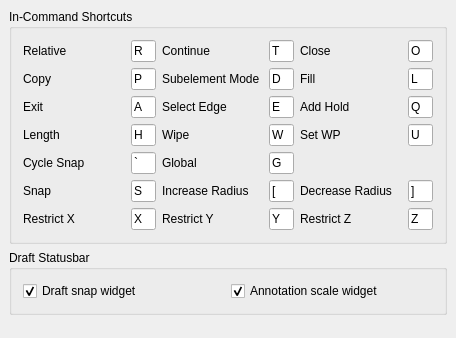
The window that src/Mod/Draft/Resources/ui/preferences-draftinterface.ui (southseact-3d/fcd) describes before a commit, drawn with Qt 5.
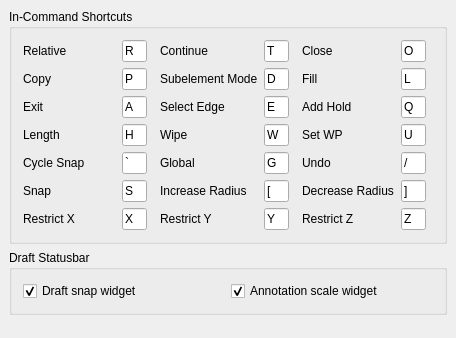
The same window after the commit. Custom widgets are drawn as their Qt base class.

Commit message: Draft: Improve In-Command-shortcut Undo implementation

```diff
--- a/src/Mod/Draft/Resources/ui/preferences-draftinterface.ui
+++ b/src/Mod/Draft/Resources/ui/preferences-draftinterface.ui
@@ -76,13 +76,20 @@
          </widget>
         </item>
         <item row="0" column="2">
+         <spacer name="horizontalSpacer">
+          <property name="orientation">
+           <enum>Qt::Horizontal</enum>
+          </property>
+         </spacer>
+        </item>
+        <item row="0" column="3">
          <widget class="QLabel" name="label_3">
           <property name="text">
            <string>Continue</string>
           </property>
          </widget>
         </item>
-        <item row="0" column="3">
+        <item row="0" column="4">
          <widget class="Gui::PrefLineEdit" name="lineEdit_3">
           <property name="enabled">
            <bool>true</bool>
@@ -119,14 +126,21 @@
           </property>
          </widget>
         </item>
-        <item row="0" column="4">
+        <item row="0" column="5">
+         <spacer name="horizontalSpacer_2">
+          <property name="orientation">
+           <enum>Qt::Horizontal</enum>
+          </property>
+         </spacer>
+        </item>
+        <item row="0" column="6">
          <widget class="QLabel" name="label_4">
           <property name="text">
            <string>Close</string>
           </property>
          </widget>
         </item>
-        <item row="0" column="5">
+        <item row="0" column="7">
          <widget class="Gui::PrefLineEdit" name="lineEdit_4">
           <property name="enabled">
            <bool>true</bool>
@@ -163,6 +177,13 @@
           </property>
          </widget>
         </item>
+        <item row="0" column="8">
+         <spacer name="horizontalSpacer_3">
+          <property name="orientation">
+           <enum>Qt::Horizontal</enum>
+          </property>
+         </spacer>
+        </item>
         <item row="1" column="0">
          <widget class="QLabel" name="label_5">
           <property name="text">
@@ -207,14 +228,14 @@
           </property>
          </widget>
         </item>
-        <item row="1" column="2">
+        <item row="1" column="3">
          <widget class="QLabel" name="label_6">
           <property name="text">
            <string>Subelement Mode</string>
           </property>
          </widget>
         </item>
-        <item row="1" column="3">
+        <item row="1" column="4">
          <widget class="Gui::PrefLineEdit" name="lineEdit_11">
           <property name="enabled">
            <bool>true</bool>
@@ -251,14 +272,14 @@
           </property>
          </widget>
         </item>
-        <item row="1" column="4">
+        <item row="1" column="6">
          <widget class="QLabel" name="label_11">
           <property name="text">
            <string>Fill</string>
           </property>
          </widget>
         </item>
-        <item row="1" column="5">
+        <item row="1" column="7">
          <widget class="Gui::PrefLineEdit" name="lineEdit_12">
           <property name="enabled">
            <bool>true</bool>
@@ -339,14 +360,14 @@
           </property>
          </widget>
         </item>
-        <item row="2" column="2">
+        <item row="2" column="3">
          <widget class="QLabel" name="label_17">
           <property name="text">
            <string>Select Edge</string>
           </property>
          </widget>
         </item>
-        <item row="2" column="3">
+        <item row="2" column="4">
          <widget class="Gui::PrefLineEdit" name="lineEdit_13">
           <property name="enabled">
            <bool>true</bool>
@@ -383,14 +404,14 @@
           </property>
          </widget>
         </item>
-        <item row="2" column="4">
+        <item row="2" column="6">
          <widget class="QLabel" name="label_18">
           <property name="text">
            <string>Add Hold</string>
           </property>
          </widget>
         </item>
-        <item row="2" column="5">
+        <item row="2" column="7">
          <widget class="Gui::PrefLineEdit" name="lineEdit_15">
           <property name="enabled">
            <bool>true</bool>
@@ -471,14 +492,14 @@
           </property>
          </widget>
         </item>
-        <item row="3" column="2">
+        <item row="3" column="3">
          <widget class="QLabel" name="label_21">
           <property name="text">
            <string>Wipe</string>
           </property>
          </widget>
         </item>
-        <item row="3" column="3">
+        <item row="3" column="4">
          <widget class="Gui::PrefLineEdit" name="lineEdit_14">
           <property name="enabled">
            <bool>true</bool>
@@ -515,14 +536,14 @@
           </property>
          </widget>
         </item>
-        <item row="3" column="4">
+        <item row="3" column="6">
          <widget class="QLabel" name="label_22">
           <property name="text">
            <string>Set WP</string>
           </property>
          </widget>
         </item>
-        <item row="3" column="5">
+        <item row="3" column="7">
          <widget class="Gui::PrefLineEdit" name="lineEdit_16">
           <property name="enabled">
            <bool>true</bool>
@@ -603,14 +624,14 @@
           </property>
          </widget>
         </item>
-        <item row="4" column="2">
+        <item row="4" column="3">
          <widget class="QLabel" name="label_27">
           <property name="text">
            <string>Global</string>
           </property>
          </widget>
         </item>
-        <item row="4" column="3">
+        <item row="4" column="4">
          <widget class="Gui::PrefLineEdit" name="lineEdit_21">
           <property name="enabled">
            <bool>true</bool>
@@ -647,7 +668,51 @@
           </property>
          </widget>
         </item>
-       <item row="5" column="0">
+        <item row="4" column="6">
+         <widget class="QLabel" name="label_28">
+          <property name="text">
+           <string>Undo</string>
+          </property>
+         </widget>
+        </item>
+        <item row="4" column="7">
+         <widget class="Gui::PrefLineEdit" name="lineEdit_22">
+          <property name="enabled">
+           <bool>true</bool>
+          </property>
+          <property name="sizePolicy">
+           <sizepolicy hsizetype="Maximum" vsizetype="Fixed">
+            <horstretch>0</horstretch>
+            <verstretch>0</verstretch>
+           </sizepolicy>
+          </property>
+          <property name="maximumSize">
+           <size>
+            <width>25</width>
+            <height>16777215</height>
+           </size>
+          </property>
+          <property name="text">
+           <string>/</string>
+          </property>
+          <property name="maxLength">
+           <number>1</number>
+          </property>
+          <property name="placeholderText">
+           <string/>
+          </property>
+          <property name="clearButtonEnabled" stdset="0">
+           <bool>false</bool>
+          </property>
+          <property name="prefEntry" stdset="0">
+           <cstring>inCommandShortcutUndo</cstring>
+          </property>
+          <property name="prefPath" stdset="0">
+           <cstring>Mod/Draft</cstring>
+          </property>
+         </widget>
+        </item>
+        <item row="5" column="0">
          <widget class="QLabel" name="label_14">
           <property name="text">
            <string>Snap</string>
@@ -691,14 +756,14 @@
           </property>
          </widget>
         </item>
-        <item row="5" column="2">
+        <item row="5" column="3">
          <widget class="QLabel" name="label_15">
           <property name="text">
            <string>Increase Radius</string>
           </property>
          </widget>
         </item>
-        <item row="5" column="3">
+        <item row="5" column="4">
          <widget class="Gui::PrefLineEdit" name="lineEdit_19">
           <property name="enabled">
            <bool>true</bool>
@@ -735,14 +800,14 @@
           </property>
          </widget>
         </item>
-        <item row="5" column="4">
+        <item row="5" column="6">
          <widget class="QLabel" name="label_16">
           <property name="text">
            <string>Decrease Radius</string>
           </property>
          </widget>
         </item>
-        <item row="5" column="5">
+        <item row="5" column="7">
          <widget class="Gui::PrefLineEdit" name="lineEdit_17">
           <property name="enabled">
            <bool>true</bool>
@@ -823,14 +888,14 @@
           </property>
          </widget>
         </item>
-        <item row="6" column="2">
+        <item row="6" column="3">
          <widget class="QLabel" name="label_25">
           <property name="text">
            <string>Restrict Y</string>
           </property>
          </widget>
         </item>
-        <item row="6" column="3">
+        <item row="6" column="4">
          <widget class="Gui::PrefLineEdit" name="lineEdit_20">
           <property name="enabled">
            <bool>true</bool>
@@ -867,14 +932,14 @@
           </property>
          </widget>
         </item>
-        <item row="6" column="4">
+        <item row="6" column="6">
          <widget class="QLabel" name="label_26">
           <property name="text">
            <string>Restrict Z</string>
           </property>
          </widget>
         </item>
-        <item row="6" column="5">
+        <item row="6" column="7">
          <widget class="Gui::PrefLineEdit" name="lineEdit_18">
           <property name="enabled">
            <bool>true</bool>
```
The commit also changes 1 other file.
